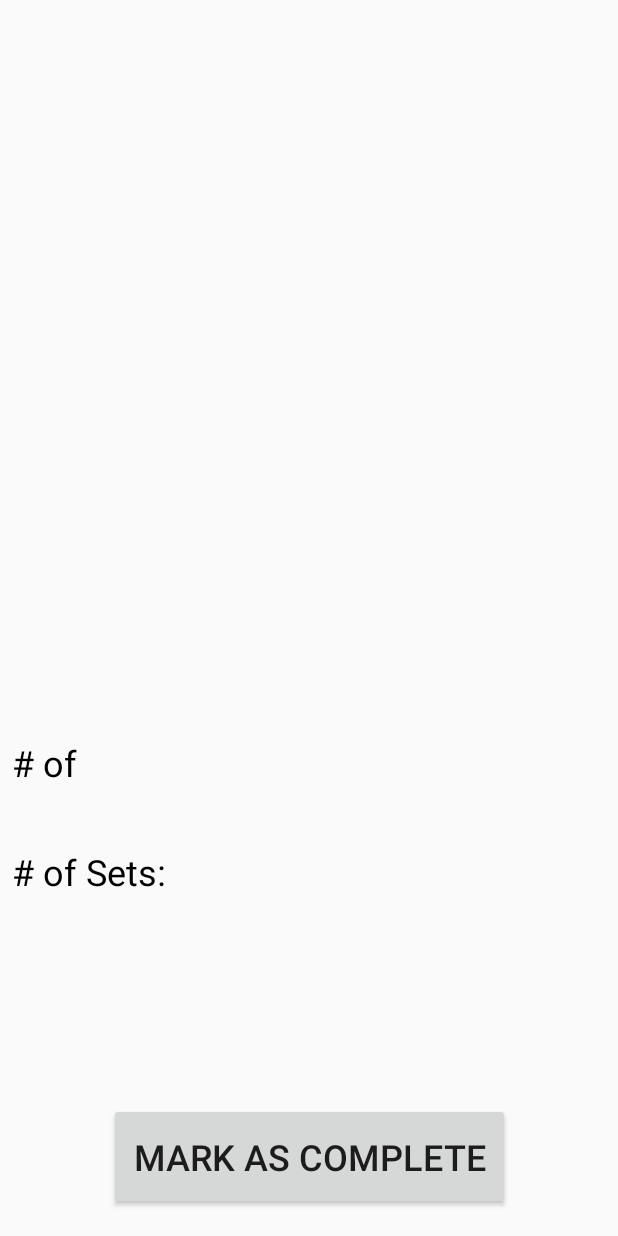
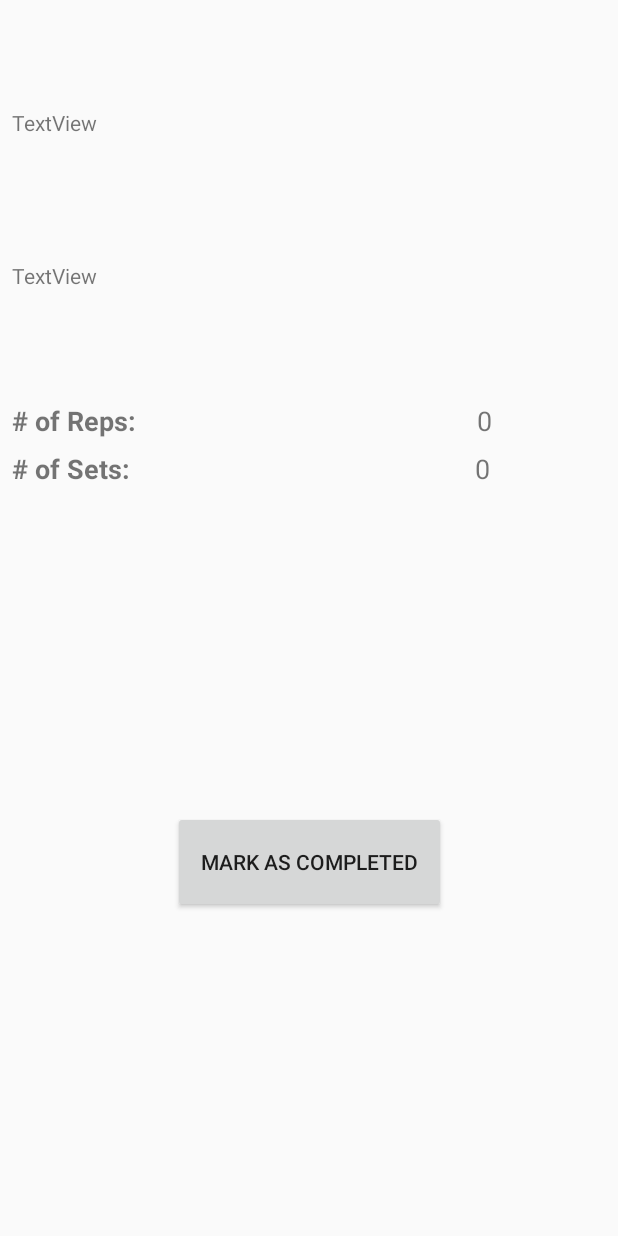
Before and after one commit to Ultranull/Train-n-Gains, an Android app: the ActiveWorkout screen opened directly, with no data from a screen before it, on a phone screen of 412 x 824 dp. Run offline under Robolectric (Android 15) with nearby library versions, the phone set to English and light mode, and no system bars; libraries missing offline, so code that uses them is left out: org.joml; 1 statement that could not run was skipped.

Commit message:
starting accelerometer readings

```diff
--- a/app/build.gradle
+++ b/app/build.gradle
@@ -31,4 +31,8 @@ dependencies {
     androidTestImplementation 'com.android.support.test.espresso:espresso-core:3.0.2'
     implementation 'sun.bob:mcalendarview:1.0.0'
     implementation group: 'org.json', name: 'json', version: '20180130'
+    // https://mvnrepository.com/artifact/org.joml/joml
+    implementation group: 'org.joml', name: 'joml', version: '1.9.13'
+
+
 }
--- a/app/src/main/AndroidManifest.xml
+++ b/app/src/main/AndroidManifest.xml
@@ -1,6 +1,9 @@
 <?xml version="1.0" encoding="utf-8"?>
 <manifest xmlns:android="http://schemas.android.com/apk/res/android"
     package="banana.pudding.pie.train_n_gains">
+
+
+    <uses-feature android:name="android.hardware.sensor.accelerometer" android:required="true" />
 
     <application
         android:allowBackup="true"
--- a/app/src/main/java/banana/pudding/pie/train_n_gains/ActiveWorkout.java
+++ b/app/src/main/java/banana/pudding/pie/train_n_gains/ActiveWorkout.java
@@ -3,6 +3,10 @@ package banana.pudding.pie.train_n_gains;
 import android.content.Context;
 import android.content.Intent;
 import android.database.Cursor;
+import android.hardware.Sensor;
+import android.hardware.SensorEvent;
+import android.hardware.SensorEventListener;
+import android.hardware.SensorManager;
 import android.support.annotation.NonNull;
 import android.support.annotation.Nullable;
 import android.support.v4.app.FragmentManager;
@@ -21,9 +25,14 @@ import android.widget.ListView;
 import android.widget.TextView;
 import android.widget.Toast;
 
-public class ActiveWorkout extends AppCompatActivity {
+import org.joml.Vector3f;
 
-    private TextView workoutName, workoutInsructions, workoutDescription;
+
+public class ActiveWorkout extends AppCompatActivity  implements SensorEventListener {
+
+    private SensorManager sensorManager;
+
+    private TextView workoutName, insructions, description;
     private Button completeWorkout;
     private String name, ins, des;
     private WorkoutPlan currentPlan;
@@ -44,12 +53,13 @@ public class ActiveWorkout extends AppCompatActivity {
         myDB = new DatabaseHelper(this);
         data = myDB.getListContents();
 
-        workoutName = findViewById(R.id.workoutTitle);
+        workoutName = findViewById(R.id.action_title);
         name = getIntent().getExtras().getString("WorkoutName");
         workoutName.setText(name);
 
+        insructions=findViewById(R.id.action_instructions);
 
-        completeWorkout = findViewById(R.id.complete);
+        completeWorkout = findViewById(R.id.completed_button);
         completeWorkout.setOnClickListener(new View.OnClickListener() {
             @Override
             public void onClick(View view) {
@@ -58,8 +68,31 @@ public class ActiveWorkout extends AppCompatActivity {
             }
         });
 
+
+        sensorManager=(SensorManager) getSystemService(SENSOR_SERVICE);
+        sensorManager.registerListener(this,
+                sensorManager.getDefaultSensor(Sensor.TYPE_ACCELEROMETER),sensorManager.SENSOR_DELAY_NORMAL);
     }
 
+    @Override
+    public void onAccuracyChanged(Sensor arg0, int arg1) {
+    }
 
+    private Vector3f oldacc=new Vector3f(0);
+
+    @Override
+    public void onSensorChanged(SensorEvent event) {
+        if (event.sensor.getType()==Sensor.TYPE_ACCELEROMETER){
+
+            Vector3f acc=new Vector3f(
+                    event.values[0],
+                    event.values[1],
+                    event.values[2]);
+
+            Vector3f dif=oldacc.sub(acc);
+            insructions.setText(dif.toString());
+            oldacc=acc;
+        }
+    }
 
 }
--- a/app/src/main/java/banana/pudding/pie/train_n_gains/DayWorkoutEmpty.java
+++ b/app/src/main/java/banana/pudding/pie/train_n_gains/DayWorkoutEmpty.java
@@ -41,6 +41,8 @@ public class DayWorkoutEmpty extends Fragment {
             @Override
             public void onClick(View v) {
                 Intent intent=new Intent(getContext(),NewWorkout.class);
+                if(date==null)
+                    date=WorkoutSchedule.today();
                 intent.putExtra("day",date.getDay());
                 intent.putExtra("month",date.getMonth());
                 intent.putExtra("year",date.getYear());
--- a/app/src/main/java/banana/pudding/pie/train_n_gains/DayWorkoutList.java
+++ b/app/src/main/java/banana/pudding/pie/train_n_gains/DayWorkoutList.java
@@ -70,7 +70,7 @@ public class DayWorkoutList extends Fragment {
         myDB = new DatabaseHelper(getContext());
         final Cursor data = myDB.getListContents();
         final ArrayList<String> theList = new ArrayList<>();
-        dayValue = getArguments().getString("WorkoutDay").toString();
+        dayValue = getArguments().getString("WorkoutDay");
         monthValue = getArguments().getString("WorkoutMonth").toString();
 
         workoutList=view.findViewById(R.id.day_workout_list);
--- a/app/src/main/res/layout/active_workout.xml
+++ b/app/src/main/res/layout/active_workout.xml
@@ -1,139 +1,127 @@
 <?xml version="1.0" encoding="utf-8"?>
-<android.support.constraint.ConstraintLayout
-    xmlns:android="http://schemas.android.com/apk/res/android"
+<android.support.constraint.ConstraintLayout xmlns:android="http://schemas.android.com/apk/res/android"
     xmlns:app="http://schemas.android.com/apk/res-auto"
     xmlns:tools="http://schemas.android.com/tools"
     android:layout_width="match_parent"
     android:layout_height="match_parent">
 
     <TextView
-        android:id="@+id/workoutTitle"
+        android:id="@+id/action_title"
+        android:layout_width="395dp"
+        android:layout_height="56dp"
+        android:layout_marginStart="8dp"
+        android:layout_marginTop="8dp"
+        android:layout_marginEnd="8dp"
+        android:text="Sample"
+        android:textAlignment="center"
+        android:textSize="36sp"
+        android:textStyle="bold"
+        app:layout_constraintEnd_toEndOf="parent"
+        app:layout_constraintHorizontal_bias="0.5"
+        app:layout_constraintStart_toStartOf="parent"
+        app:layout_constraintTop_toTopOf="parent" />
+
+    <TextView
+        android:id="@+id/action_description"
         android:layout_width="0dp"
-        android:layout_height="57dp"
+        android:layout_height="94dp"
+        android:layout_marginStart="8dp"
+        android:layout_marginTop="8dp"
+        android:layout_marginEnd="8dp"
+        android:text="TextView"
+        app:layout_constraintEnd_toEndOf="parent"
+        app:layout_constraintHorizontal_bias="0.5"
+        app:layout_constraintStart_toStartOf="parent"
+        app:layout_constraintTop_toBottomOf="@+id/action_title" />
+
+    <TextView
+        android:id="@+id/action_instructions"
+        android:layout_width="0dp"
+        android:layout_height="86dp"
+        android:layout_marginStart="8dp"
+        android:layout_marginTop="8dp"
+        android:layout_marginEnd="8dp"
+        android:text="TextView"
+        app:layout_constraintEnd_toEndOf="parent"
+        app:layout_constraintStart_toStartOf="parent"
+        app:layout_constraintTop_toBottomOf="@+id/action_description" />
+
+    <LinearLayout
+        android:id="@+id/linearLayout"
+        android:layout_width="395dp"
+        android:layout_height="24dp"
+        android:layout_marginStart="8dp"
+        android:layout_marginTop="8dp"
+        android:layout_marginEnd="8dp"
+        android:orientation="horizontal"
+        app:layout_constraintEnd_toEndOf="parent"
+        app:layout_constraintHorizontal_bias="0.0"
+        app:layout_constraintStart_toStartOf="parent"
+        app:layout_constraintTop_toBottomOf="@+id/action_instructions">
+
+        <TextView
+            android:id="@+id/textView3"
+            android:layout_width="wrap_content"
+            android:layout_height="wrap_content"
+            android:layout_weight="1"
+            android:text="# of Reps:"
+            android:textSize="18sp"
+            android:textStyle="bold" />
+
+        <TextView
+            android:id="@+id/number_of_reps"
+            android:layout_width="wrap_content"
+            android:layout_height="wrap_content"
+            android:layout_weight="1"
+            android:text="0"
+            android:textAlignment="center"
+            android:textSize="18sp" />
+    </LinearLayout>
+
+    <LinearLayout
+        android:id="@+id/linearLayout2"
+        android:layout_width="395dp"
+        android:layout_height="25dp"
+        android:layout_marginStart="8dp"
+        android:layout_marginTop="8dp"
+        android:layout_marginEnd="8dp"
+        android:orientation="horizontal"
+        app:layout_constraintEnd_toEndOf="parent"
+        app:layout_constraintHorizontal_bias="0.0"
+        app:layout_constraintStart_toStartOf="parent"
+        app:layout_constraintTop_toBottomOf="@+id/linearLayout">
+
+        <TextView
+            android:id="@+id/textView8"
+            android:layout_width="wrap_content"
+            android:layout_height="wrap_content"
+            android:layout_weight="1"
+            android:text="# of Sets:"
+            android:textSize="18sp"
+            android:textStyle="bold" />
+
+        <TextView
+            android:id="@+id/number_of_sets"
+            android:layout_width="wrap_content"
+            android:layout_height="wrap_content"
+            android:layout_weight="1"
+            android:text="0"
+            android:textAlignment="center"
+            android:textSize="18sp" />
+    </LinearLayout>
+
+    <Button
+        android:id="@+id/completed_button"
+        android:layout_width="182dp"
+        android:layout_height="68dp"
         android:layout_marginStart="8dp"
         android:layout_marginTop="8dp"
         android:layout_marginEnd="8dp"
         android:layout_marginBottom="8dp"
-        android:fontFamily="sans-serif"
-        android:gravity="center"
-        android:textColor="@android:color/black"
-        android:textSize="36sp"
-        android:textStyle="bold"
-        app:layout_constraintBottom_toBottomOf="parent"
-        app:layout_constraintEnd_toEndOf="parent"
-        app:layout_constraintHorizontal_bias="0.496"
-        app:layout_constraintStart_toStartOf="parent"
-        app:layout_constraintTop_toTopOf="parent"
-        app:layout_constraintVertical_bias="0.012" />
-
-    <Button
-        android:id="@+id/complete"
-        android:layout_width="267dp"
-        android:layout_height="71dp"
-        android:layout_marginStart="8dp"
-        android:layout_marginTop="8dp"
-        android:layout_marginEnd="8dp"
-        android:layout_marginBottom="8dp"
-        android:text="Mark As Complete"
-        android:textSize="24sp"
+        android:text="Mark as Completed"
         app:layout_constraintBottom_toBottomOf="parent"
         app:layout_constraintEnd_toEndOf="parent"
         app:layout_constraintStart_toStartOf="parent"
-        app:layout_constraintTop_toTopOf="parent"
-        app:layout_constraintVertical_bias="0.987" />
+        app:layout_constraintTop_toBottomOf="@+id/linearLayout2" />
 
-    <TextView
-        android:id="@+id/repTitle"
-        android:layout_width="176dp"
-        android:layout_height="32dp"
-        android:layout_marginStart="8dp"
-        android:layout_marginTop="8dp"
-        android:layout_marginEnd="8dp"
-        android:layout_marginBottom="300dp"
-        android:text="# of Repetitions:"
-        android:textColor="@android:color/black"
-        android:textSize="24sp"
-        app:layout_constraintBottom_toBottomOf="parent"
-        app:layout_constraintEnd_toEndOf="parent"
-        app:layout_constraintHorizontal_bias="0.0"
-        app:layout_constraintStart_toStartOf="parent"
-        app:layout_constraintTop_toTopOf="parent"
-        app:layout_constraintVertical_bias="1.0" />
-
-    <TextView
-        android:id="@+id/repetitions"
-        android:layout_width="86dp"
-        android:layout_height="42dp"
-        android:layout_marginStart="8dp"
-        android:layout_marginTop="8dp"
-        android:layout_marginEnd="8dp"
-        android:layout_marginBottom="288dp"
-        android:textColor="@android:color/black"
-        android:textSize="18sp"
-        android:textStyle="bold"
-        app:layout_constraintBottom_toBottomOf="parent"
-        app:layout_constraintEnd_toEndOf="parent"
-        app:layout_constraintHorizontal_bias="0.601"
-        app:layout_constraintStart_toStartOf="parent"
-        app:layout_constraintTop_toBottomOf="@+id/instructions"
-        app:layout_constraintVertical_bias="0.982" />
-
-    <TextView
-        android:id="@+id/setsTitle"
-        android:layout_width="132dp"
-        android:layout_height="31dp"
-        android:layout_marginStart="8dp"
-        android:layout_marginEnd="8dp"
-        android:layout_marginBottom="228dp"
-        android:text="# of Sets:"
-        android:textColor="@android:color/black"
-        android:textSize="24sp"
-        app:layout_constraintBottom_toBottomOf="parent"
-        app:layout_constraintEnd_toEndOf="parent"
-        app:layout_constraintHorizontal_bias="0.0"
-        app:layout_constraintStart_toStartOf="parent" />
-
-    <TextView
-        android:id="@+id/sets"
-        android:layout_width="87dp"
-        android:layout_height="44dp"
-        android:layout_marginStart="8dp"
-        android:layout_marginTop="8dp"
-        android:layout_marginEnd="8dp"
-        android:layout_marginBottom="8dp"
-        android:textColor="@android:color/black"
-        android:textStyle="bold"
-        app:layout_constraintBottom_toBottomOf="parent"
-        app:layout_constraintEnd_toEndOf="parent"
-        app:layout_constraintHorizontal_bias="0.0"
-        app:layout_constraintStart_toEndOf="@+id/setsTitle"
-        app:layout_constraintTop_toBottomOf="@+id/repetitions"
-        app:layout_constraintVertical_bias="0.088" />
-
-    <TextView
-        android:id="@+id/description"
-        android:layout_width="0dp"
-        android:layout_height="71dp"
-        android:layout_marginStart="8dp"
-        android:layout_marginTop="24dp"
-        android:layout_marginEnd="8dp"
-        app:layout_constraintEnd_toEndOf="parent"
-        app:layout_constraintHorizontal_bias="0.507"
-        app:layout_constraintStart_toStartOf="parent"
-        app:layout_constraintTop_toBottomOf="@+id/workoutTitle" />
-
-    <TextView
-        android:id="@+id/instructions"
-        android:layout_width="0dp"
-        android:layout_height="75dp"
-        android:layout_marginStart="8dp"
-        android:layout_marginTop="36dp"
-        android:layout_marginEnd="8dp"
-        android:layout_marginBottom="8dp"
-        app:layout_constraintBottom_toTopOf="@+id/repTitle"
-        app:layout_constraintEnd_toEndOf="parent"
-        app:layout_constraintHorizontal_bias="0.507"
-        app:layout_constraintStart_toStartOf="parent"
-        app:layout_constraintTop_toBottomOf="@+id/description"
-        app:layout_constraintVertical_bias="0.0" />
 </android.support.constraint.ConstraintLayout>
--- a/app/src/main/res/layout/fragment_day_workout_list.xml
+++ b/app/src/main/res/layout/fragment_day_workout_list.xml
@@ -32,7 +32,8 @@
         android:text="Start Workout"
         app:layout_constraintBottom_toBottomOf="parent"
         app:layout_constraintEnd_toEndOf="parent"
+        app:layout_constraintHorizontal_bias="0.225"
         app:layout_constraintStart_toStartOf="parent"
         app:layout_constraintTop_toTopOf="parent"
-        app:layout_constraintVertical_bias="1.0" />
+        app:layout_constraintVertical_bias="0.412" />
 </android.support.constraint.ConstraintLayout>
--- a/build.gradle
+++ b/build.gradle
@@ -7,7 +7,7 @@ buildscript {
 
     }
     dependencies {
-        classpath 'com.android.tools.build:gradle:3.3.0'
+        classpath 'com.android.tools.build:gradle:3.3.2'
 
         // NOTE: Do not place your application dependencies here; they belong
         // in the individual module build.gradle files
```
